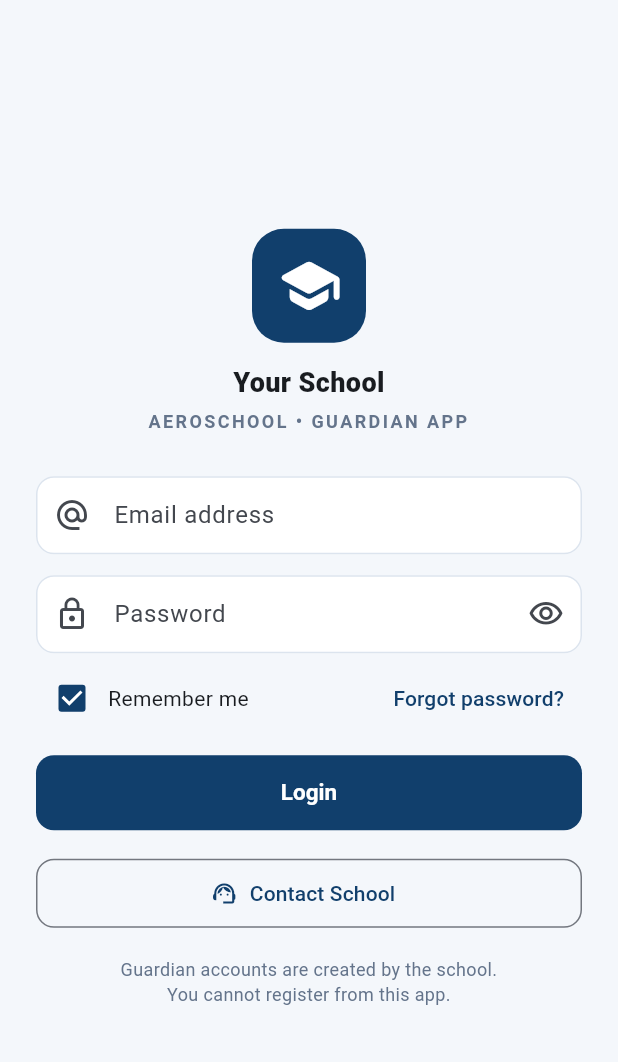
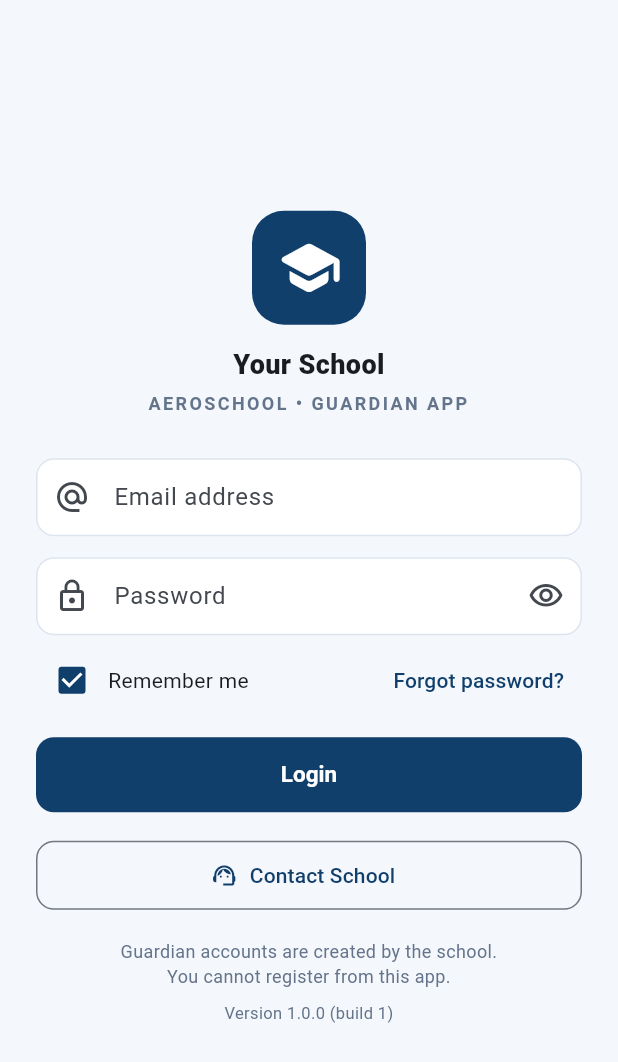
Before and after one commit to Ahnaf101001/Smart-Educational-Institute-Management-System, a Flutter app: the screen it shows after launch, on a phone screen of 412 x 824 dp. Shown: the top 1062 px of the screen. Run offline on Flutter 3.47's test engine with Material 3 defaults, Android fonts, the phone set to English and light mode, and no system bars; our stand-ins replace flutter_secure_storage, material_ui, pdf, printing, share_plus, shared_preferences; accounts and stored records are empty; network calls fail.

Commit message:
Created the mobile apk

```diff
--- a/aeroschool_guardian_mobile_app/lib/config/app_config.dart
+++ b/aeroschool_guardian_mobile_app/lib/config/app_config.dart
@@ -9,6 +9,11 @@ class AppConfig {
 
   static const String appName = 'AeroSchool Guardian Mobile App';
   static const String brandName = 'AeroSchool';
+
+  /// Shown in the app; keep in sync with `version:` in pubspec.yaml (name+build).
+  static const String appVersion = '1.0.0';
+  static const int buildNumber = 1;
+  static const String versionLabel = 'Version $appVersion (build $buildNumber)';
 
   static const String _apiBaseUrl = String.fromEnvironment('API_BASE_URL');
   static const String _webAppUrl = String.fromEnvironment('WEB_APP_URL');
--- a/aeroschool_guardian_mobile_app/lib/screens/auth/login_screen.dart
+++ b/aeroschool_guardian_mobile_app/lib/screens/auth/login_screen.dart
@@ -1,6 +1,7 @@
 import 'package:material_ui/material_ui.dart';
 import 'package:provider/provider.dart';
 
+import '../../config/app_config.dart';
 import '../../core/theme.dart';
 import '../../models/school.dart';
 import '../../providers/auth_provider.dart';
@@ -197,6 +198,8 @@ class _LoginScreenState extends State<LoginScreen> {
                     textAlign: TextAlign.center,
                     style: TextStyle(color: AppColors.muted, fontSize: 12),
                   ),
+                  const SizedBox(height: 8),
+                  const Text(AppConfig.versionLabel, textAlign: TextAlign.center, style: TextStyle(color: AppColors.muted, fontSize: 11)),
                 ]),
               ),
             ),
--- a/aeroschool_guardian_mobile_app/lib/screens/profile/profile_screen.dart
+++ b/aeroschool_guardian_mobile_app/lib/screens/profile/profile_screen.dart
@@ -179,6 +179,7 @@ class _ProfileScreenState extends State<ProfileScreen> {
               ),
               const SizedBox(height: 16),
               const Center(child: Text(AppConfig.appName, style: TextStyle(color: AppColors.muted, fontSize: 12))),
+              const Center(child: Text(AppConfig.versionLabel, style: TextStyle(color: AppColors.muted, fontSize: 12))),
             ]),
           );
         },
```
Also changed, not shown: 1 other file.
